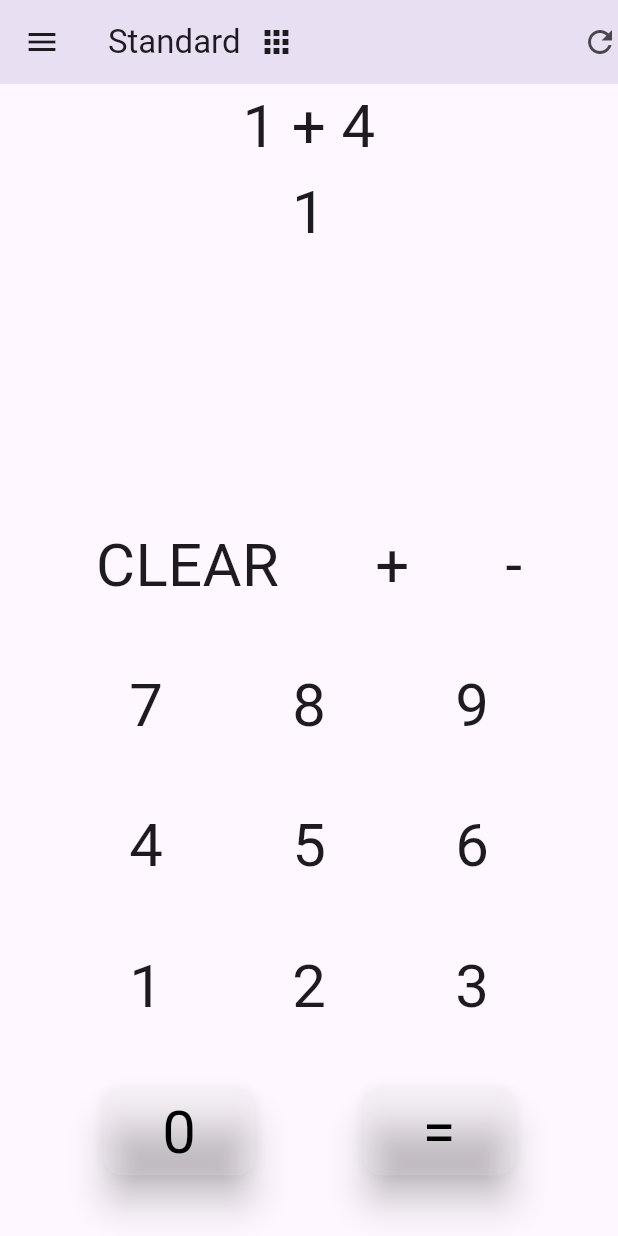
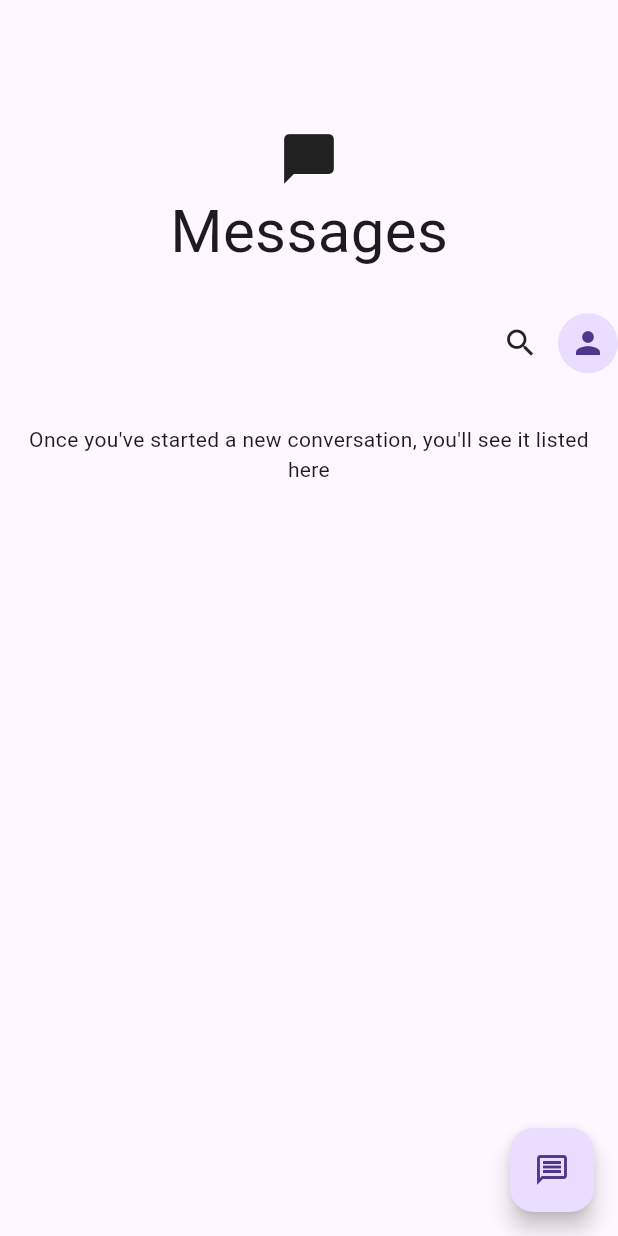
Before and after one commit to Gadgeted/Flutter-1, a Flutter app: the screen it shows after launch, on a phone screen of 412 x 824 dp. Run offline on Flutter 3.47's test engine with Material 3 defaults, Android fonts, the phone set to English and light mode, and no system bars.

Commit message:
messages layout

```diff
--- a/lib/main.dart
+++ b/lib/main.dart
@@ -1,13 +1,12 @@
 import 'package:flutter/material.dart';
-import 'package:hello/calculator/calculator.dart';
-import 'package:hello/profile/stateful.dart'; // importing profile
+import 'package:hello/messages/messages.dart';
 
 void main() {
   // the main function
   runApp(const MaterialApp(
       debugShowCheckedModeBanner: false,
       title: 'Hello Flutter',
-      home: Calculator()));
+      home: Messages()));
 }
 
 // Creating Our first Widget.
--- /dev/null
+++ b/lib/messages/messages.dart
@@ -0,0 +1,76 @@
+import 'package:flutter/material.dart';
+import 'package:flutter/widgets.dart';
+
+class Messages extends StatelessWidget {
+  const Messages({super.key});
+
+  @override
+  Widget build(BuildContext context) {
+    return Scaffold(
+      floatingActionButton: FloatingActionButton(
+        onPressed: () {},
+        child: const Icon(Icons.message_outlined),
+      ),
+      body: Column(
+        children: [
+          Expanded(
+            flex: 2,
+            child: Container(
+              child: const Column(
+                mainAxisAlignment: MainAxisAlignment.spaceBetween,
+                children: [
+                  Expanded(
+                    flex: 4,
+                    child: Column(
+                      mainAxisAlignment: MainAxisAlignment.end,
+                      children: [
+                        Icon(
+                          Icons.messenger_outlined,
+                          size: 40,
+                        ),
+                        Text(
+                          'Messages',
+                          style: TextStyle(fontSize: 40),
+                        ),
+                      ],
+                    ),
+                  ),
+                  Expanded(
+                    flex: 2,
+                    child: Row(
+                      mainAxisAlignment: MainAxisAlignment.end,
+                      children: [
+                        Padding(
+                          padding: EdgeInsets.symmetric(horizontal: 13.0),
+                          child: Icon(Icons.search),
+                        ),
+                        CircleAvatar(
+                          child: Icon(Icons.person),
+                        )
+                      ],
+                    ),
+                  )
+                ],
+              ),
+              // google icon
+              // messages
+              // search icon, circle avatar
+            ),
+          ),
+          const Expanded(
+              flex: 4,
+              child: Column(
+                children: [
+                  Padding(
+                    padding: EdgeInsets.all(8.0),
+                    child: Text(
+                        textAlign: TextAlign.center,
+                        "Once you've started a new conversation, you'll see it listed here"),
+                  )
+                ],
+              ))
+        ],
+      ),
+    );
+  }
+}
```
